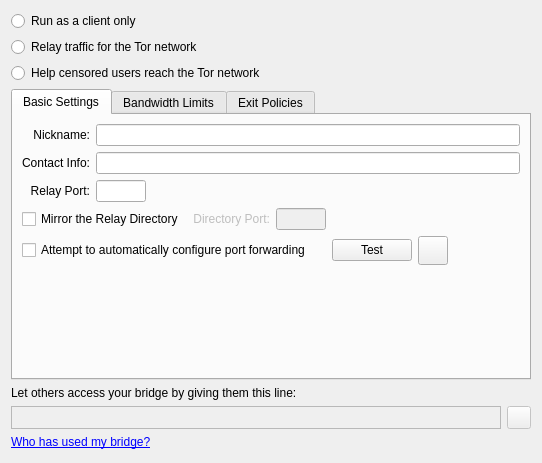
a-ilin/vidalia, file src/vidalia/config/ServerPage.ui: the form before one commit.
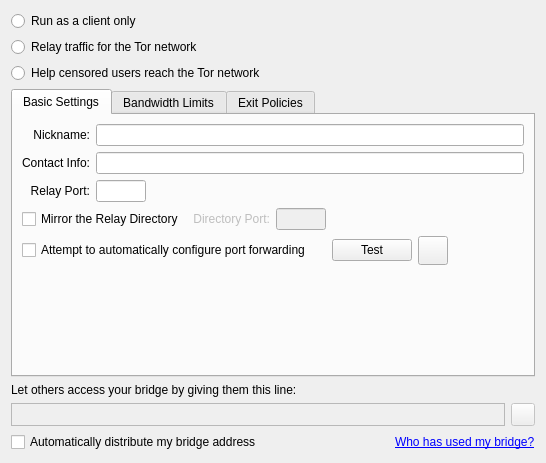
The form after the commit. Icons and pictures are not drawn.

Commit message:
Add arma's "Automatically distribute my bridge address" checkbox to the bridge relay settings options. Closes ticket #524.
svn:r4143

```diff
--- a/src/vidalia/config/ServerPage.ui
+++ b/src/vidalia/config/ServerPage.ui
@@ -1,11 +1,11 @@
 <ui version="4.0" >
  <class>ServerPage</class>
- <widget class="QWidget" name="ServerPage" >
-  <property name="geometry" >
+ <widget class="QWidget" name="ServerPage">
+  <property name="geometry">
    <rect>
     <x>0</x>
     <y>0</y>
-    <width>542</width>
+    <width>546</width>
     <height>463</height>
    </rect>
   </property>
@@ -953,14 +953,38 @@
     </layout>
    </item>
    <item>
-    <widget class="QLabel" name="lblBridgeUsage" >
-     <property name="text" >
-      <string>&lt;a href="#bridgeUsage">Who has used my bridge?&lt;/a></string>
-     </property>
-     <property name="alignment" >
-      <set>Qt::AlignLeading|Qt::AlignLeft|Qt::AlignVCenter</set>
-     </property>
-    </widget>
+    <layout class="QHBoxLayout" name="horizontalLayout">
+     <item>
+      <widget class="QCheckBox" name="chkPublishBridgeAddress">
+       <property name="text">
+        <string>Automatically distribute my bridge address</string>
+       </property>
+      </widget>
+     </item>
+     <item>
+      <spacer name="horizontalSpacer">
+       <property name="orientation">
+        <enum>Qt::Horizontal</enum>
+       </property>
+       <property name="sizeHint" stdset="0">
+        <size>
+         <width>40</width>
+         <height>20</height>
+        </size>
+       </property>
+      </spacer>
+     </item>
+     <item>
+      <widget class="QLabel" name="lblBridgeUsage">
+       <property name="text">
+        <string>&lt;a href=&quot;#bridgeUsage&quot;&gt;Who has used my bridge?&lt;/a&gt;</string>
+       </property>
+       <property name="alignment">
+        <set>Qt::AlignLeading|Qt::AlignLeft|Qt::AlignVCenter</set>
+       </property>
+      </widget>
+     </item>
+    </layout>
    </item>
    <item>
     <spacer>
```
Left out of the diff: 589 changed lines with no effect on the pictures. The commit also changes 4 other files.
